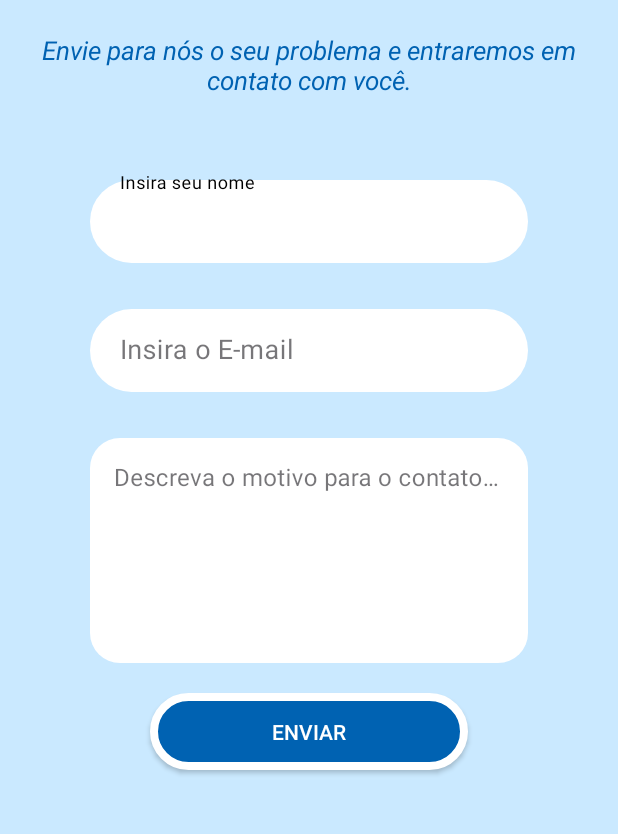
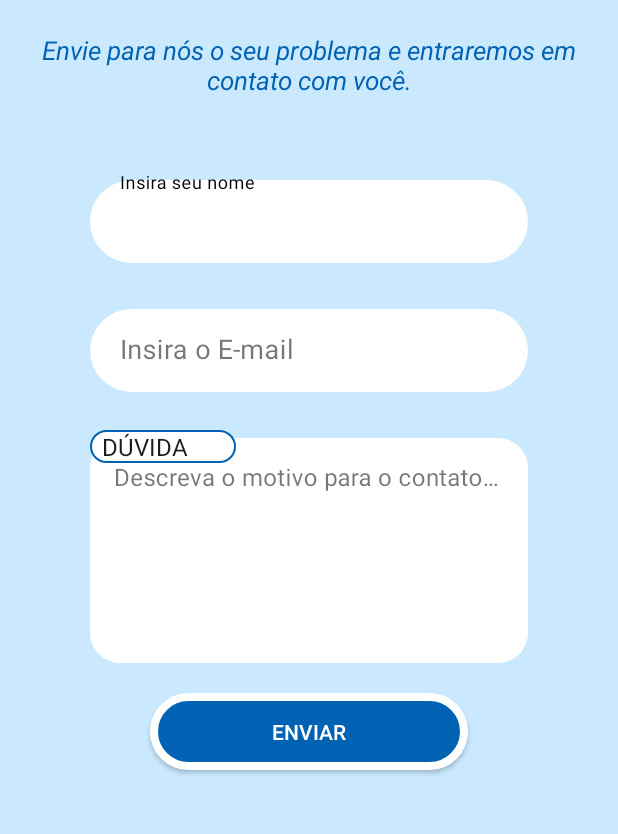
Before and after one commit to vihdobalacobaco/TccMobile, an Android app: the FaleConosco screen opened directly, with no data from a screen before it, on a phone screen of 412 x 824 dp, the part 224-1058 px from its top. Run offline under Robolectric (Android 15) with nearby library versions, the phone set to English and light mode, and no system bars.

Commit message:
Tela fale conosco funcional, poém ainda tem que autenticar e validar o email do usuario no banco de dados. Redefinir senha esta funcionando e mudando no banco de dados.

```diff
--- a/app/src/main/java/com/example/tccmobile/BancoDeDados.java
+++ b/app/src/main/java/com/example/tccmobile/BancoDeDados.java
@@ -18,7 +18,7 @@ public class BancoDeDados {
             politica = new StrictMode.ThreadPolicy.Builder().permitAll().build();
             StrictMode.setThreadPolicy(politica);
             Class.forName("net.sourceforge.jtds.jdbc.Driver");
-            conn = DriverManager.getConnection("jdbc:jtds:sqlserver://172.19.1.56;" +
+            conn = DriverManager.getConnection("jdbc:jtds:sqlserver://172.19.1.66;" +
                     "databaseName=bdPortal360;user=sa;password=@ITB123456;");
         } catch (SQLException e) {
             Log.e(TAG, "Erro de SQL: " + e.getMessage());
--- a/app/src/main/java/com/example/tccmobile/FaleConosco.java
+++ b/app/src/main/java/com/example/tccmobile/FaleConosco.java
@@ -5,35 +5,85 @@ import androidx.appcompat.widget.AppCompatButton;
 
 import android.content.Intent;
 import android.os.Bundle;
+import android.util.Log;
 import android.view.View;
+import android.widget.ArrayAdapter;
+import android.widget.Button;
+import android.widget.EditText;
 import android.widget.ImageButton;
+import android.widget.Spinner;
+import android.widget.Toast;
+
+import com.google.android.material.textfield.TextInputEditText;
 
 public class FaleConosco extends AppCompatActivity {
 
 
+
+    private TextInputEditText editTextNome;
+    private TextInputEditText editTextEmail;
+    private TextInputEditText editTextTexto;
+    private Button btnEnviarMensagem;
+    private Spinner spinnerTipo;
 
     @Override
     protected void onCreate(Bundle savedInstanceState) {
         super.onCreate(savedInstanceState);
         setContentView(R.layout.activity_fale_conosco);
 
-        ImageButton botaohome = findViewById(R.id.botaohome);
-        botaohome.setOnClickListener(new View.OnClickListener() {
+        // Referenciando os campos da interface
+        editTextNome = findViewById(R.id.editButtonNome);
+        editTextEmail = findViewById(R.id.editTextEmail);
+        editTextTexto = findViewById(R.id.editTextTexto);
+        btnEnviarMensagem = findViewById(R.id.inputButtonEnviar);
+        spinnerTipo = findViewById(R.id.spinnerTipo);
+
+        // Criando um ArrayAdapter para o Spinner
+        ArrayAdapter<CharSequence> adapter = ArrayAdapter.createFromResource(this,
+                R.array.tipos_mensagem, android.R.layout.simple_spinner_item);
+        adapter.setDropDownViewResource(android.R.layout.simple_spinner_dropdown_item);
+        spinnerTipo.setAdapter(adapter);
+
+        // Definindo a ação do botão de enviar mensagem
+        btnEnviarMensagem.setOnClickListener(new View.OnClickListener() {
             @Override
-            public void onClick(View v) {
-                Intent intent = new Intent(FaleConosco.this, TelaInicial.class);
-                startActivity(intent);
+            public void onClick(View view) {
+                enviarMensagem();
             }
         });
+    }
 
-        AppCompatButton inputButtonEnviar = findViewById(R.id.inputButtonEnviar);
-            inputButtonEnviar.setOnClickListener(new View.OnClickListener() {
-                @Override
-                public void onClick(View v) {
-                    Intent intent = new Intent(FaleConosco.this, MensagemSucesso.class);
-                    startActivity(intent);
-                }
-            });
+    private void enviarMensagem() {
+        String nome = editTextNome.getText() != null ? editTextNome.getText().toString() : "";
+        String email = editTextEmail.getText() != null ? editTextEmail.getText().toString() : "";
+        String texto = editTextTexto.getText() != null ? editTextTexto.getText().toString() : "";
+        String tipo = spinnerTipo.getSelectedItem().toString();
 
+        // Validação simples
+        if (nome.isEmpty() || email.isEmpty() || texto.isEmpty()) {
+            Toast.makeText(this, "Por favor, preencha todos os campos obrigatórios.", Toast.LENGTH_LONG).show();
+            return;
+        }
+
+        // Criando um objeto Mensagem
+        Mensagem mensagem = new Mensagem(nome, email, texto, tipo);
+
+        // Enviando a mensagem para o banco de dados
+        int resultado = MensagemCrud.InserirMensagem(mensagem, this);
+
+        // Verificando se a mensagem foi inserida com sucesso
+        if (resultado > 0) {
+            Toast.makeText(this, "Mensagem enviada com sucesso!", Toast.LENGTH_LONG).show();
+            limparCampos();
+        } else {
+            Toast.makeText(this, "Falha ao enviar mensagem.", Toast.LENGTH_LONG).show();
         }
     }
+
+    // Método para limpar os campos após o envio
+    private void limparCampos() {
+        editTextNome.setText("");
+        editTextEmail.setText("");
+        editTextTexto.setText("");
+    }
+}
--- /dev/null
+++ b/app/src/main/res/drawable/background_selecao.xml
@@ -0,0 +1,8 @@
+<?xml version="1.0" encoding="utf-8"?>
+<shape xmlns:android="http://schemas.android.com/apk/res/android"
+    android:shape="rectangle">
+
+    <solid android:color="@color/white"/>
+    <corners android:radius="40dp"/>
+    <stroke android:width="1dp" android:color="@color/azulescuro"/>
+</shape>
--- a/app/src/main/res/layout/activity_fale_conosco.xml
+++ b/app/src/main/res/layout/activity_fale_conosco.xml
@@ -124,6 +124,7 @@
         style="@style/Widget.MaterialComponents.TextInputLayout.OutlinedBox"
         >
     <com.google.android.material.textfield.TextInputEditText
+        android:id="@+id/editTextEmail"
         android:layout_width="match_parent"
         android:layout_height="wrap_content"
         android:hint="@string/txtEmail"
@@ -155,13 +156,13 @@
         >
 
         <com.google.android.material.textfield.TextInputEditText
+            android:id="@+id/editTextTexto"
             android:layout_width="match_parent"
             android:layout_height="150dp"
             android:background="@drawable/background_input_desc"
+            android:gravity="start"
             android:hint="@string/txtInputDesc"
-            android:maxLines="100"
-            android:gravity="start"
-            />
+            android:maxLines="100" />
     </com.google.android.material.textfield.TextInputLayout>
 
     <androidx.appcompat.widget.AppCompatButton
@@ -180,4 +181,30 @@
         android:background="@drawable/background_button_selector"
 
         />
+
+    <com.google.android.material.textfield.TextInputLayout
+        android:id="@+id/txtInputTipo"
+        android:layout_width="match_parent"
+        android:layout_height="wrap_content"
+        app:layout_constraintTop_toBottomOf="@id/txtInputEmail"
+        app:layout_constraintStart_toStartOf="parent"
+        app:layout_constraintEnd_toEndOf="parent"
+        android:layout_marginTop="25dp"
+        android:layout_marginStart="60dp"
+        android:layout_marginEnd="60dp"
+        app:boxStrokeColor="@color/azulescuro"
+        app:hintAnimationEnabled="true"
+        app:hintTextColor="@color/black"
+        app:errorEnabled="false"
+        style="@style/Widget.MaterialComponents.TextInputLayout.OutlinedBox"
+        >
+
+        <Spinner
+            android:id="@+id/spinnerTipo"
+            android:layout_width="97dp"
+            android:layout_height="wrap_content"
+            android:background="@drawable/background_selecao"
+            android:hint="Tipo" />
+    </com.google.android.material.textfield.TextInputLayout>
+
 </androidx.constraintlayout.widget.ConstraintLayout>
--- a/app/src/main/res/values/strings.xml
+++ b/app/src/main/res/values/strings.xml
@@ -53,4 +53,11 @@ Uma     pessoa comum, ao se sentir ofendida por um post, contrataria um advogado
 
 
     </string>
+    <string-array name="tipos_mensagem">
+        <item>DÚVIDA</item>
+        <item>SUGESTÃO</item>
+        <item>RECLAMAÇÃO</item>
+        <item>MENSAGEM</item>
+    </string-array>
+
 </resources>
```
Also changed, not shown: app/src/main/java/com/example/tccmobile/EsqueceuSenha.java (+90 -0 lines), app/src/main/java/com/example/tccmobile/Mensagem.java (added, +70 -0 lines), app/src/main/java/com/example/tccmobile/MensagemCrud.java (added, +62 -0 lines), app/src/main/java/com/example/tccmobile/MensagemSucesso.java (+13 -0 lines).
